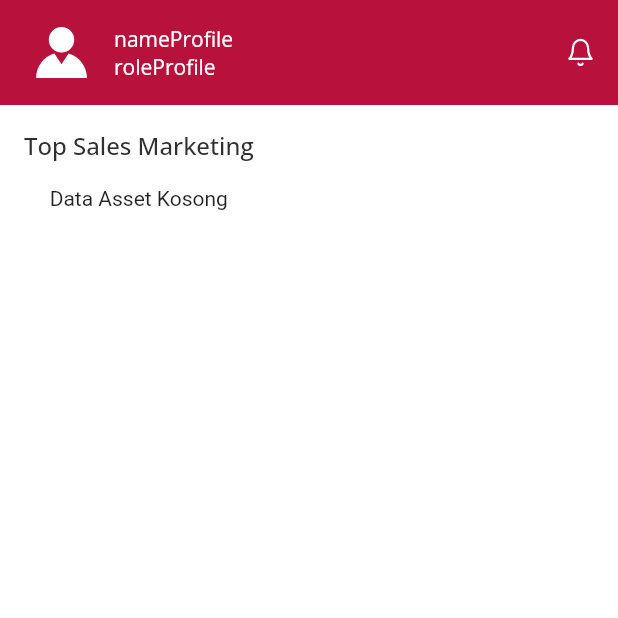
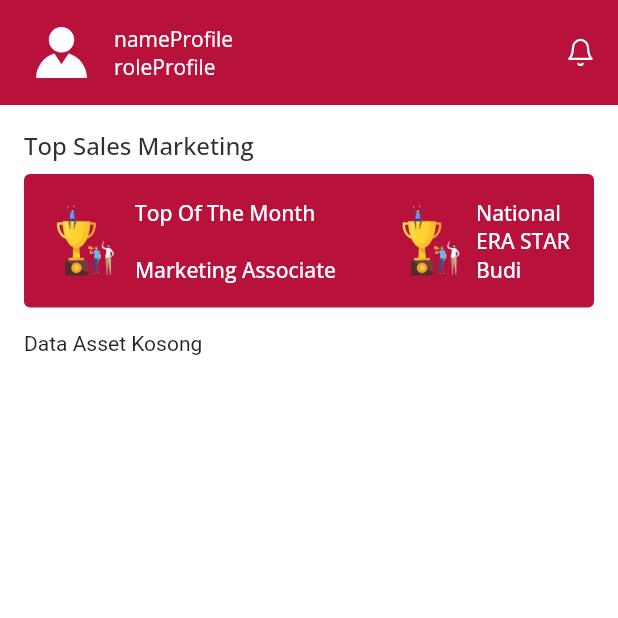
Before and after one commit to fikrighifari/erastar-apps, a Flutter app: the TopMarketingScreen screen opened directly, on a phone screen of 412 x 824 dp, the top half of it. Run offline on Flutter 3.47's test engine with Material 2 defaults, Android fonts, the phone set to English and light mode, and no system bars; our stand-ins replace dio, flutter_modular, flutter_svg, google_fonts, lottie, package_info_plus and 2 more; missing offline and left inert: glutton; accounts and stored records are empty; network calls fail.

```diff
--- a/lib/app/ui/asset/asset_screen.dart
+++ b/lib/app/ui/asset/asset_screen.dart
@@ -2,10 +2,8 @@ import 'package:erastar_apps/app/config/api_path.dart';
 import 'package:erastar_apps/app/controller/asset_controller.dart';
 import 'package:erastar_apps/app/models/asset_model.dart';
 import 'package:erastar_apps/app/models/profile_model.dart';
-import 'package:erastar_apps/app/themes/themes.dart';
 import 'package:erastar_apps/app/widgets/card_model/asset_card_model.dart';
 import 'package:erastar_apps/app/widgets/cards/asset_card.dart';
-import 'package:erastar_apps/app/widgets/reusable_components/reusable_components.dart';
 import 'package:erastar_apps/export.dart';
 
 class AssetScreen extends StatefulWidget {
@@ -97,6 +95,7 @@ class _AssetScreenState extends State<AssetScreen> {
                       )
                     : RefreshIndicator(
                         onRefresh: refreshAsset,
+                        key: _refreshIndicatorKey,
                         child: SafeArea(
                           child: SingleChildScrollView(
                             child: SizedBox(
--- a/lib/app/ui/sales/sales_screen.dart
+++ b/lib/app/ui/sales/sales_screen.dart
@@ -29,7 +29,7 @@ class _SalesScreenState extends State<SalesScreen> {
 
   Future<void> refreshSales() async {
     setState(() {
-      _refreshIndicatorKey.currentState?.show();
+      _refreshIndicatorKey.currentState!.show();
       fetchData();
     });
   }
@@ -77,6 +77,7 @@ class _SalesScreenState extends State<SalesScreen> {
                       )
                     : RefreshIndicator(
                         onRefresh: refreshSales,
+                        key: _refreshIndicatorKey,
                         child: SafeArea(
                           child: SingleChildScrollView(
                             child: SizedBox(
--- a/lib/app/ui/sales/top_marketing_screen.dart
+++ b/lib/app/ui/sales/top_marketing_screen.dart
@@ -16,6 +16,10 @@ class _TopMarketingScreenState extends State<TopMarketingScreen> {
   bool isLoading = false;
   late Future<TopMarketingModel?> futureTopMarketing;
   late List<DataListTopMarketing>? listTopMarketing = [];
+
+  String? month = '';
+  String? topName = '';
+  String? topOfficeName = '';
   String? avatarProfile;
 
   @override
@@ -30,6 +34,10 @@ class _TopMarketingScreenState extends State<TopMarketingScreen> {
       if (valueTopMarketing != null) {
         if (valueTopMarketing.status == 'success') {
           setState(() {
+            avatarProfile =
+                '${valueTopMarketing.dataTopMarketing!.dataListTopMarketing.first.avatarPath}${valueTopMarketing.dataTopMarketing!.dataListTopMarketing.first.avatar}';
+            month =
+                valueTopMarketing.dataTopMarketing!.dataMonthYear.toString();
             listTopMarketing =
                 valueTopMarketing.dataTopMarketing!.dataListTopMarketing;
           });
@@ -116,8 +124,94 @@ class _TopMarketingScreenState extends State<TopMarketingScreen> {
             Padding(
               padding: EdgeInsets.all(defaultMargin),
               child: Column(
+                mainAxisAlignment: MainAxisAlignment.start,
+                crossAxisAlignment: CrossAxisAlignment.start,
                 children: [
                   TextWidget.titleMedium('Top Sales Marketing'),
+
+                  CustomContainer(
+                    margin: EdgeInsets.only(top: 8),
+                    backgroundColor: AppColor.primayRedColor,
+                    padding: EdgeInsets.all(defaultMargin),
+                    radius: 4,
+                    child: Row(
+                      crossAxisAlignment: CrossAxisAlignment.center,
+                      mainAxisAlignment: MainAxisAlignment.start,
+                      mainAxisSize: MainAxisSize.min,
+                      children: [
+                        Image.asset(
+                          "assets/images/img_trophy.png",
+                          width: 50,
+                          height: 50,
+                        ),
+                        const SizedBox(width: 8),
+                        Expanded(
+                          child: Column(
+                            crossAxisAlignment: CrossAxisAlignment.start,
+                            children: [
+                              Container(
+                                padding: const EdgeInsets.only(bottom: 0.0),
+                                child: Column(
+                                    crossAxisAlignment:
+                                        CrossAxisAlignment.start,
+                                    children: [
+                                      const TextWidget.titleSmall(
+                                        'Top Of The Month',
+                                        color: AppColor.whiteColor,
+                                      ),
+                                      TextWidget.titleSmall(
+                                        month.toString(),
+                                        color: AppColor.whiteColor,
+                                      ),
+                                      const TextWidget.titleSmall(
+                                        'Marketing Associate',
+                                        color: AppColor.whiteColor,
+                                      ),
+                                    ]),
+                              ),
+                            ],
+                          ),
+                        ),
+                        // avatarProfile!.isNotEmpty
+                        //     ? Image.network(
+                        //         '$baseAPIUrlImage$avatarProfile',
+                        //         width: 50,
+                        //       )
+                        //     :
+                        Image.asset(
+                          "assets/images/img_trophy.png",
+                          width: 50,
+                          height: 50,
+                        ),
+                        SizedBox(
+                          width: 5,
+                        ),
+                        Row(
+                          crossAxisAlignment: CrossAxisAlignment.center,
+                          mainAxisAlignment: MainAxisAlignment.start,
+                          mainAxisSize: MainAxisSize.min,
+                          children: [
+                            Column(
+                                crossAxisAlignment: CrossAxisAlignment.start,
+                                children: [
+                                  TextWidget.titleSmall(
+                                    'National',
+                                    color: AppColor.whiteColor,
+                                  ),
+                                  TextWidget.titleSmall(
+                                    'ERA STAR',
+                                    color: AppColor.whiteColor,
+                                  ),
+                                  TextWidget.titleSmall(
+                                    'Budi',
+                                    color: AppColor.whiteColor,
+                                  ),
+                                ]),
+                          ],
+                        ),
+                      ],
+                    ),
+                  ),
                   Container(
                       margin: EdgeInsets.only(top: defaultMargin),
                       // color: Colors.red,
```
